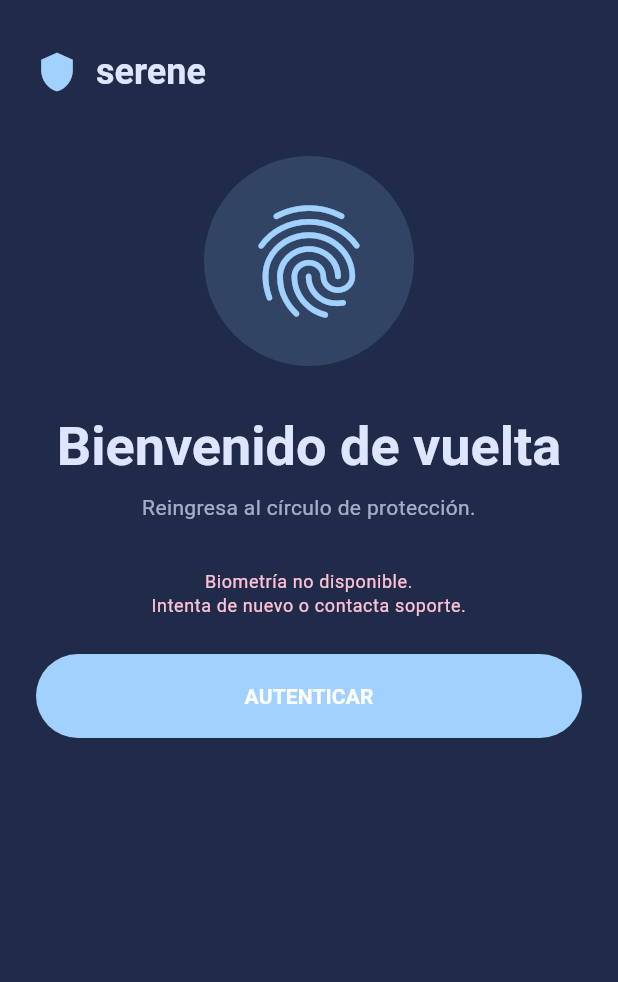
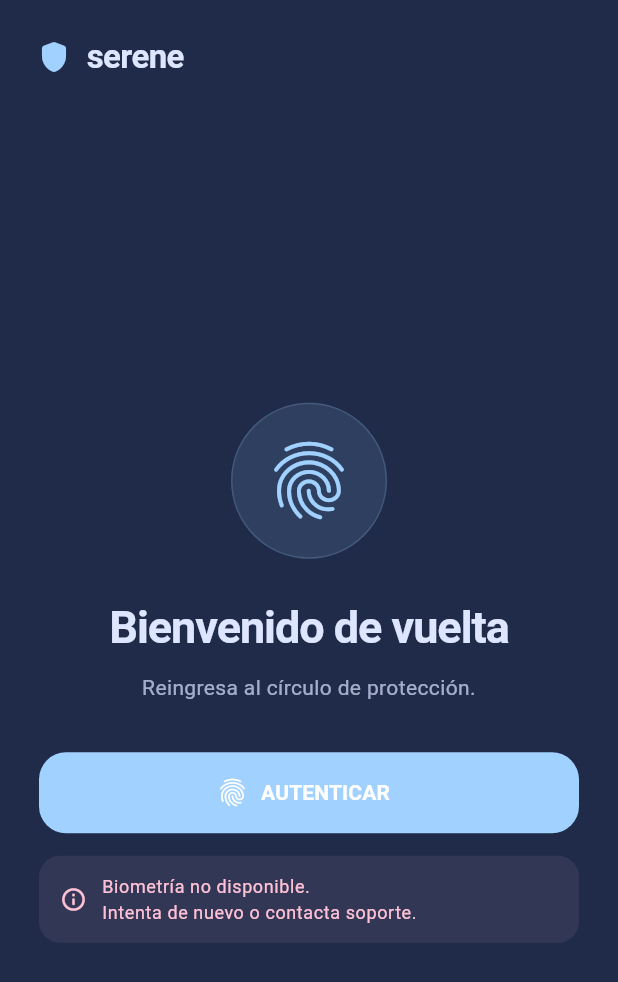
Before and after one commit to saaaan25/serene, a Flutter app: the screen it shows after launch, on a phone screen of 412 x 824 dp. Shown: the top 982 px of the screen. Run offline on Flutter 3.47's test engine with Material 3 defaults, Android fonts, the phone set to English and light mode, and no system bars; our stand-ins replace flutter_secure_storage, geolocator, get_it, go_router, hive, hive_flutter and 5 more; missing offline and left inert: cryptography, dart:ffi, disk_space_2, flutter_foreground_task, record, tflite_flutter; accounts and stored records are empty.

Commit message:
feat: improve localization strings and refactor settings UI with shared SettingIcon widget

```diff
--- a/lib/core/localization/app_translations.dart
+++ b/lib/core/localization/app_translations.dart
@@ -1,22 +1,22 @@
 class AppTranslations {
   static const Map<String, Map<String, String>> _localizedValues = {
     'es': {
-      'location_setting_title': 'Ubicaci?n de las grabaciones',
+      'location_setting_title': 'Ubicación de las grabaciones',
       'location_setting_enabled':
-          'Activada. Se adjunta a las grabaciones cuando est? disponible.',
-      'location_setting_disabled': 'Desactivada. No se adjunta ubicaci?n.',
+          'Activada. Se adjunta a las grabaciones cuando está disponible.',
+      'location_setting_disabled': 'Desactivada. No se adjunta ubicación.',
       'location_auth_reason':
-          'Valida tu identidad para cambiar el acceso a la ubicaci?n.',
-      'location_changing': 'Verificando y aplicando el cambio?',
-      'location_change_busy': 'Hay un cambio de ubicaci?n en curso.',
+          'Valida tu identidad para cambiar el acceso a la ubicación.',
+      'location_changing': 'Verificando y aplicando el cambio…',
+      'location_change_busy': 'Hay un cambio de ubicación en curso.',
       'location_permission_settings':
-          'La ubicaci?n est? bloqueada. Habilita el permiso en los ajustes del dispositivo.',
+          'La ubicación está bloqueada. Habilita el permiso en los ajustes del dispositivo.',
       'location_permission_denied':
-          'No se concedi? permiso para acceder a la ubicaci?n.',
+          'No se concedió permiso para acceder a la ubicación.',
       'location_services_disabled':
-          'La ubicaci?n del dispositivo est? apagada. Act?vala en los ajustes.',
+          'La ubicación del dispositivo está apagada. Actívala en los ajustes.',
       'location_change_failed':
-          'No se pudo cambiar el acceso a la ubicaci?n. Vuelve a intentarlo.',
+          'No se pudo cambiar el acceso a la ubicación. Vuelve a intentarlo.',
 
       'vault_delete_auth_reason':
           'Confirma tu identidad para eliminar esta grabación y sus versiones.',
--- a/lib/features/auth/presentation/screens/auth_screen.dart
+++ b/lib/features/auth/presentation/screens/auth_screen.dart
@@ -101,96 +101,182 @@ class _AuthScreenState extends State<AuthScreen> {
     return Scaffold(
       backgroundColor: surfaceColor,
       body: SafeArea(
-        child: SingleChildScrollView(
-          padding: const EdgeInsets.symmetric(horizontal: 24.0, vertical: 32.0),
+        child: CustomScrollView(
+          slivers: [
+            SliverPadding(
+              padding: const EdgeInsets.fromLTRB(24, 24, 24, 16),
+              sliver: SliverFillRemaining(
+                hasScrollBody: false,
                 child: Column(
-            children: [
-              Row(
-                mainAxisAlignment: MainAxisAlignment.spaceBetween,
+                  crossAxisAlignment: CrossAxisAlignment.stretch,
                   children: [
                     Row(
                       children: [
-                      Icon(Icons.shield, color: primaryColor, size: 28),
-                      const SizedBox(width: 12),
+                        Icon(
+                          Icons.shield_rounded,
+                          color: primaryColor,
+                          size: 24,
+                        ),
+                        const SizedBox(width: 10),
                         Text(
                           'serene',
-                        style: Theme.of(context).textTheme.headlineSmall
+                          style: Theme.of(context).textTheme.titleLarge
                               ?.copyWith(
                                 fontWeight: FontWeight.w600,
                                 color: onSurfaceColor,
+                                letterSpacing: -0.4,
                               ),
                         ),
                       ],
                     ),
-                ],
-              ),
                     const SizedBox(height: 40),
-              GestureDetector(
-                onTap: _attemptBiometricAuth,
-                child: Stack(
-                  alignment: Alignment.center,
+                    Expanded(
+                      child: Center(
+                        child: ConstrainedBox(
+                          constraints: const BoxConstraints(maxWidth: 360),
+                          child: Column(
+                            mainAxisSize: MainAxisSize.min,
                             children: [
                               Container(
-                      width: 140,
-                      height: 140,
+                                width: 104,
+                                height: 104,
                                 decoration: BoxDecoration(
-                        color: primaryColor.withValues(alpha: 0.15),
-                        borderRadius: BorderRadius.circular(70),
+                                  shape: BoxShape.circle,
+                                  color: primaryColor.withValues(alpha: 0.12),
+                                  border: Border.all(
+                                    color: primaryColor.withValues(alpha: 0.18),
                                   ),
                                 ),
-                    Icon(Icons.fingerprint, size: 90, color: primaryColor),
-                  ],
+                                child: Icon(
+                                  Icons.fingerprint_rounded,
+                                  size: 62,
+                                  color: primaryColor,
                                 ),
                               ),
-              const SizedBox(height: 32.0),
+                              const SizedBox(height: 28),
                               Text(
                                 t('auth_welcome_title'),
-                style: Theme.of(context).textTheme.displaySmall?.copyWith(
+                                style: Theme.of(context)
+                                    .textTheme
+                                    .headlineMedium
+                                    ?.copyWith(
+                                      fontSize: 30,
                                       fontWeight: FontWeight.w700,
+                                      letterSpacing: -0.7,
+                                      height: 1.2,
                                       color: onSurfaceColor,
                                     ),
                                 textAlign: TextAlign.center,
                               ),
-              const SizedBox(height: 8.0),
+                              const SizedBox(height: 12),
                               Text(
                                 t('auth_welcome_subtitle'),
-                style: Theme.of(context).textTheme.bodyMedium?.copyWith(
-                  color: onSurfaceColor.withValues(alpha: 0.7),
+                                style: Theme.of(context).textTheme.bodyMedium
+                                    ?.copyWith(
+                                      color: onSurfaceColor.withValues(
+                                        alpha: 0.7,
+                                      ),
+                                      height: 1.5,
                                     ),
                                 textAlign: TextAlign.center,
                               ),
-              const SizedBox(height: 32.0),
-
-              if (_errorMessageKey != null)
-                Text(
-                  t(_errorMessageKey!),
-                  style: Theme.of(context).textTheme.bodySmall?.copyWith(
-                    color: Theme.of(context).colorScheme.error,
-                  ),
-                  textAlign: TextAlign.center,
-                ),
-
-              const SizedBox(height: 24.0),
+                              const SizedBox(height: 32),
                               SizedBox(
                                 width: double.infinity,
-                height: 56,
-                child: FilledButton(
-                  onPressed: _isAuthenticating ? null : _attemptBiometricAuth,
+                                height: 54,
+                                child: FilledButton.icon(
+                                  onPressed: _isAuthenticating
+                                      ? null
+                                      : _attemptBiometricAuth,
                                   style: FilledButton.styleFrom(
                                     backgroundColor: primaryColor,
                                     shape: RoundedRectangleBorder(
-                      borderRadius: BorderRadius.circular(28.0),
+                                      borderRadius: BorderRadius.circular(18),
                                     ),
                                   ),
-                  child: _isAuthenticating
-                      ? const CircularProgressIndicator(color: Colors.white)
-                      : Text(t('auth_button')),
+                                  icon: _isAuthenticating
+                                      ? SizedBox(
+                                          width: 20,
+                                          height: 20,
+                                          child: CircularProgressIndicator(
+                                            strokeWidth: 2,
+                                            color: onSurfaceColor,
+                                          ),
+                                        )
+                                      : const Icon(
+                                          Icons.fingerprint_rounded,
+                                          size: 22,
+                                        ),
+                                  label: Text(t('auth_button')),
+                                ),
+                              ),
+                              // Reserve room so cancellation does not move the action.
+                              const SizedBox(height: 12),
+                              ConstrainedBox(
+                                constraints: const BoxConstraints(
+                                  minHeight: 64,
+                                ),
+                                child: AnimatedSwitcher(
+                                  duration: const Duration(milliseconds: 180),
+                                  child: _errorMessageKey == null
+                                      ? const SizedBox.shrink()
+                                      : Container(
+                                          key: ValueKey(_errorMessageKey),
+                                          padding: const EdgeInsets.symmetric(
+                                            horizontal: 14,
+                                            vertical: 12,
+                                          ),
+                                          decoration: BoxDecoration(
+                                            color: Theme.of(context)
+                                                .colorScheme
+                                                .error
+                                                .withValues(alpha: 0.08),
+                                            borderRadius: BorderRadius.circular(
+                                              14,
+                                            ),
+                                          ),
+                                          child: Row(
+                                            children: [
+                                              Icon(
+                                                Icons.info_outline_rounded,
+                                                size: 18,
+                                                color: Theme.of(
+                                                  context,
+                                                ).colorScheme.error,
+                                              ),
+                                              const SizedBox(width: 10),
+                                              Expanded(
+                                                child: Text(
+                                                  t(_errorMessageKey!),
+                                                  style: Theme.of(context)
+                                                      .textTheme
+                                                      .bodySmall
+                                                      ?.copyWith(
+                                                        color: Theme.of(
+                                                          context,
+                                                        ).colorScheme.error,
+                                                        height: 1.4,
+                                                      ),
                                                 ),
                                               ),
                                             ],
                                           ),
                                         ),
                                 ),
+                              ),
+                            ],
+                          ),
+                        ),
+                      ),
+                    ),
+                    const SizedBox(height: 16),
+                  ],
+                ),
+              ),
+            ),
+          ],
+        ),
+      ),
     );
   }
 }
--- a/lib/features/settings/presentation/screens/settings_screen.dart
+++ b/lib/features/settings/presentation/screens/settings_screen.dart
@@ -7,6 +7,7 @@ import '../../../../app/widgets/serene_app_bar.dart';
 import '../../../../core/localization/app_translations.dart';
 import '../widgets/monitoring_setting.dart';
 import '../widgets/location_setting.dart';
+import '../widgets/setting_icon.dart';
 
 class SettingsScreen extends StatelessWidget {
   const SettingsScreen({super.key});
@@ -97,16 +98,14 @@ class SettingsScreen extends StatelessWidget {
                   child: Row(
                     mainAxisAlignment: MainAxisAlignment.spaceBetween,
                     children: [
-                      Row(
-                        children: [
-                          Icon(
-                            settingsController.isDarkMode
+                      SettingIcon(
+                        icon: settingsController.isDarkMode
                             ? Icons.dark_mode
                             : Icons.light_mode,
-                            color: primaryColor,
                       ),
                       const SizedBox(width: 16),
-                          Column(
+                      Expanded(
+                        child: Column(
                           crossAxisAlignment: CrossAxisAlignment.start,
                           children: [
                             Text(
@@ -114,6 +113,7 @@ class SettingsScreen extends StatelessWidget {
                               style: Theme.of(context).textTheme.titleMedium
                                   ?.copyWith(fontWeight: FontWeight.w600),
                             ),
+                            const SizedBox(height: 4),
                             Text(
                               settingsController.isDarkMode
                                   ? t('enabled')
@@ -128,8 +128,8 @@ class SettingsScreen extends StatelessWidget {
                             ),
                           ],
                         ),
-                        ],
                       ),
+                      const SizedBox(width: 12),
                       Switch(
                         value: settingsController.isDarkMode,
                         onChanged: (value) {
@@ -338,15 +338,7 @@ class _SettingItem extends StatelessWidget {
         ),
         child: Row(
           children: [
-            Container(
-              width: 48,
-              height: 48,
-              decoration: BoxDecoration(
-                shape: BoxShape.circle,
-                color: primaryColor.withValues(alpha: 0.15),
-              ),
-              child: Icon(icon, color: primaryColor),
-            ),
+            SettingIcon(icon: icon),
             const SizedBox(width: 16),
             Expanded(
               child: Column(
--- a/lib/features/settings/presentation/widgets/location_setting.dart
+++ b/lib/features/settings/presentation/widgets/location_setting.dart
@@ -1,5 +1,7 @@
 import 'package:flutter/material.dart';
 import 'package:provider/provider.dart';
+
+import 'setting_icon.dart';
 
 import '../../../../app/controllers/app_settings_controller.dart';
 import '../../../../app/controllers/location_access_controller.dart';
@@ -25,9 +27,10 @@ class LocationSetting extends StatelessWidget {
         key: const ValueKey('location_setting'),
         contentPadding: const EdgeInsets.symmetric(horizontal: 16, vertical: 8),
         activeThumbColor: Theme.of(context).colorScheme.primary,
-        secondary: Icon(
-          settings.locationEnabled ? Icons.location_on : Icons.location_off,
-          color: Theme.of(context).colorScheme.primary,
+        secondary: SettingIcon(
+          icon: settings.locationEnabled
+              ? Icons.location_on
+              : Icons.location_off,
         ),
         title: Text(
           t('location_setting_title'),
--- a/lib/features/settings/presentation/widgets/monitoring_setting.dart
+++ b/lib/features/settings/presentation/widgets/monitoring_setting.dart
@@ -1,5 +1,7 @@
 import 'package:flutter/material.dart';
 import 'package:provider/provider.dart';
+
+import 'setting_icon.dart';
 
 import '../../../../app/controllers/app_settings_controller.dart';
 import '../../../../app/controllers/monitoring_access_controller.dart';
@@ -27,9 +29,8 @@ class MonitoringSetting extends StatelessWidget {
         key: const ValueKey('monitoring_setting'),
         contentPadding: const EdgeInsets.symmetric(horizontal: 16, vertical: 8),
         activeThumbColor: Theme.of(context).colorScheme.primary,
-        secondary: Icon(
-          settings.monitoringEnabled ? Icons.mic : Icons.mic_off,
-          color: Theme.of(context).colorScheme.primary,
+        secondary: SettingIcon(
+          icon: settings.monitoringEnabled ? Icons.mic : Icons.mic_off,
         ),
         title: Text(
           t('monitoring_setting_title'),
--- /dev/null
+++ b/lib/features/settings/presentation/widgets/setting_icon.dart
@@ -0,0 +1,22 @@
+import 'package:flutter/material.dart';
+
+/// Shared leading icon for preference rows.
+class SettingIcon extends StatelessWidget {
+  const SettingIcon({super.key, required this.icon});
+
+  final IconData icon;
+
+  @override
+  Widget build(BuildContext context) {
+    final primary = Theme.of(context).colorScheme.primary;
+    return Container(
+      width: 48,
+      height: 48,
+      decoration: BoxDecoration(
+        shape: BoxShape.circle,
+        color: primary.withValues(alpha: 0.15),
+      ),
+      child: Icon(icon, color: primary, size: 24),
+    );
+  }
+}
```
Lines whose indentation alone changed are shown as unchanged.
